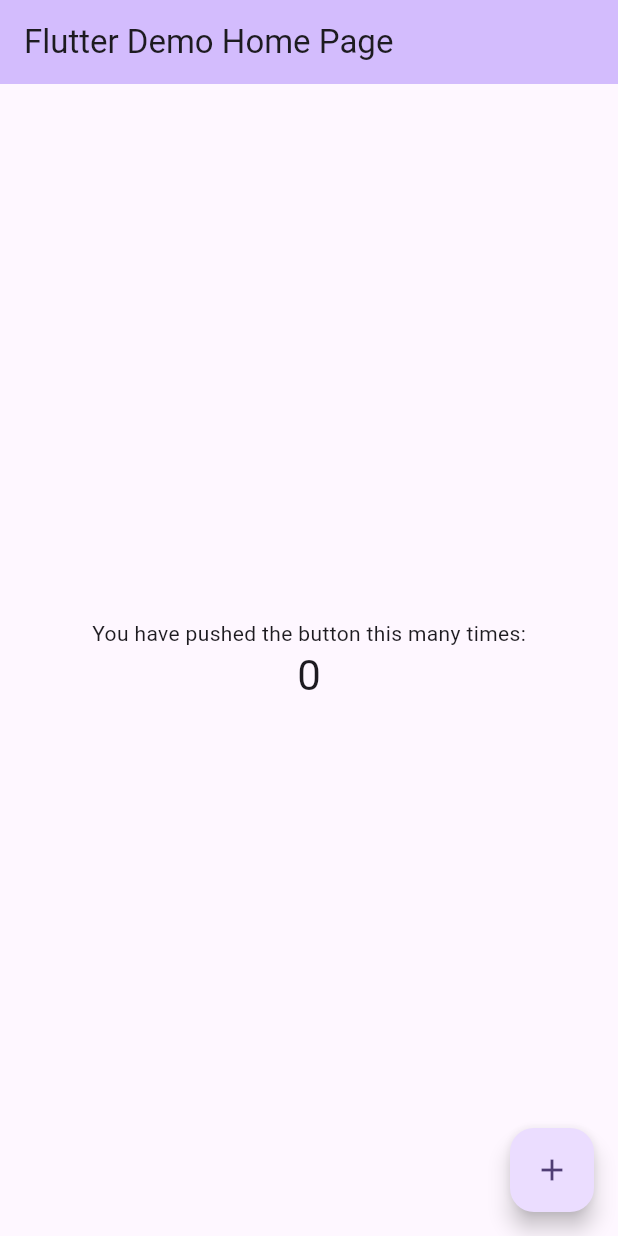
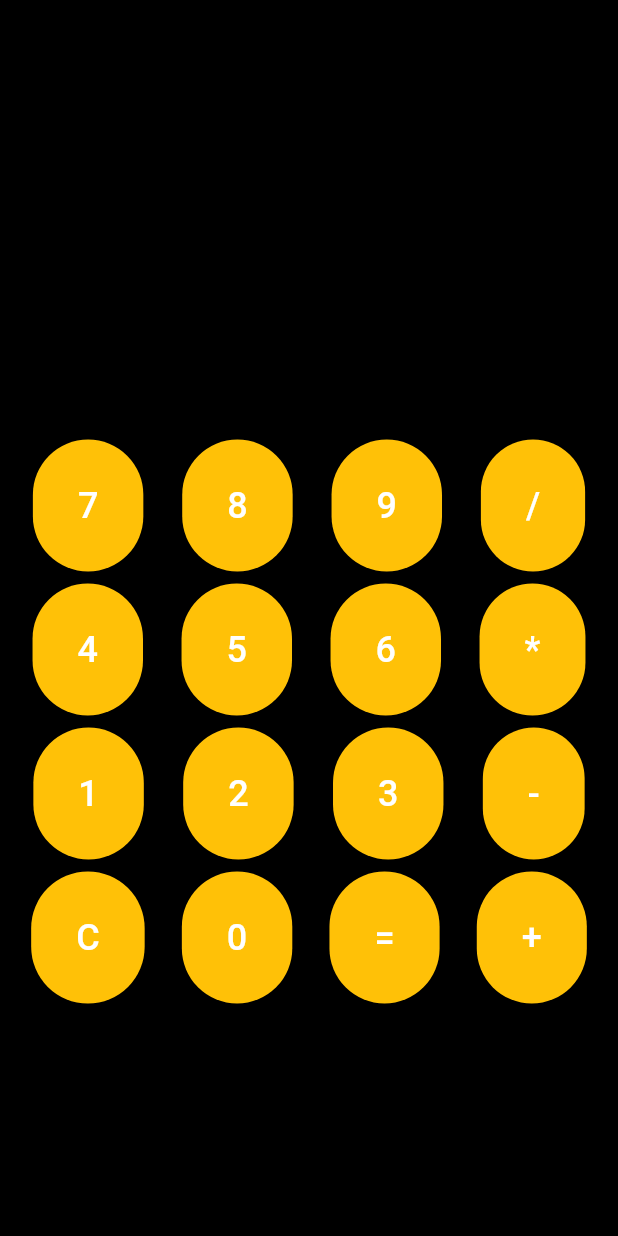
Before and after one commit to dddjaeyoondev/Calculator, a Flutter app: the screen it shows after launch, on a phone screen of 412 x 824 dp. Run offline on Flutter 3.47's test engine with Material 2 defaults, Android fonts, the phone set to English and light mode, and no system bars; our stand-ins replace math_expressions.

Commit message:
일단 만들기
그냥 무지성으로 추가해버려....

```diff
--- a/simple_calculator/lib/main.dart
+++ b/simple_calculator/lib/main.dart
@@ -1,125 +1,144 @@
 import 'package:flutter/material.dart';
+import 'package:math_expressions/math_expressions.dart';
 
 void main() {
-  runApp(const MyApp());
+  runApp(const CalculatorApp());
 }
 
-class MyApp extends StatelessWidget {
-  const MyApp({super.key});
+class CalculatorApp extends StatelessWidget {
+  const CalculatorApp({super.key});
 
-  // This widget is the root of your application.
   @override
   Widget build(BuildContext context) {
     return MaterialApp(
-      title: 'Flutter Demo',
+      title: '계산기 앱',
       theme: ThemeData(
-        // This is the theme of your application.
-        //
-        // TRY THIS: Try running your application with "flutter run". You'll see
-        // the application has a blue toolbar. Then, without quitting the app,
-        // try changing the seedColor in the colorScheme below to Colors.green
-        // and then invoke "hot reload" (save your changes or press the "hot
-        // reload" button in a Flutter-supported IDE, or press "r" if you used
-        // the command line to start the app).
-        //
-        // Notice that the counter didn't reset back to zero; the application
-        // state is not lost during the reload. To reset the state, use hot
-        // restart instead.
-        //
-        // This works for code too, not just values: Most code changes can be
-        // tested with just a hot reload.
-        colorScheme: ColorScheme.fromSeed(seedColor: Colors.deepPurple),
-        useMaterial3: true,
+        primarySwatch: Colors.blue,
       ),
-      home: const MyHomePage(title: 'Flutter Demo Home Page'),
+      home: const CalculatorScreen(),
     );
   }
 }
 
-class MyHomePage extends StatefulWidget {
-  const MyHomePage({super.key, required this.title});
-
-  // This widget is the home page of your application. It is stateful, meaning
-  // that it has a State object (defined below) that contains fields that affect
-  // how it looks.
-
-  // This class is the configuration for the state. It holds the values (in this
-  // case the title) provided by the parent (in this case the App widget) and
-  // used by the build method of the State. Fields in a Widget subclass are
-  // always marked "final".
-
-  final String title;
+class CalculatorScreen extends StatefulWidget {
+  const CalculatorScreen({super.key});
 
   @override
-  State<MyHomePage> createState() => _MyHomePageState();
+  _CalculatorScreenState createState() => _CalculatorScreenState();
 }
 
-class _MyHomePageState extends State<MyHomePage> {
-  int _counter = 0;
+class _CalculatorScreenState extends State<CalculatorScreen> {
+  String _input = '';
 
-  void _incrementCounter() {
+  void _buttonPressed(String buttonText) {
     setState(() {
-      // This call to setState tells the Flutter framework that something has
-      // changed in this State, which causes it to rerun the build method below
-      // so that the display can reflect the updated values. If we changed
-      // _counter without calling setState(), then the build method would not be
-      // called again, and so nothing would appear to happen.
-      _counter++;
+      if (buttonText == '=') {
+        try {
+          Parser p = Parser();
+          Expression exp = p.parse(_input);
+          ContextModel cm = ContextModel();
+          _input = '${exp.evaluate(EvaluationType.REAL, cm)}';
+        } catch (e) {
+          _input = 'Error';
+        }
+      } else if (buttonText == 'C') {
+        _input = '';
+      } else {
+        _input += buttonText;
+      }
     });
   }
 
   @override
   Widget build(BuildContext context) {
-    // This method is rerun every time setState is called, for instance as done
-    // by the _incrementCounter method above.
-    //
-    // The Flutter framework has been optimized to make rerunning build methods
-    // fast, so that you can just rebuild anything that needs updating rather
-    // than having to individually change instances of widgets.
     return Scaffold(
-      appBar: AppBar(
-        // TRY THIS: Try changing the color here to a specific color (to
-        // Colors.amber, perhaps?) and trigger a hot reload to see the AppBar
-        // change color while the other colors stay the same.
-        backgroundColor: Theme.of(context).colorScheme.inversePrimary,
-        // Here we take the value from the MyHomePage object that was created by
-        // the App.build method, and use it to set our appbar title.
-        title: Text(widget.title),
-      ),
-      body: Center(
-        // Center is a layout widget. It takes a single child and positions it
-        // in the middle of the parent.
+      body: Container(
+        color: Colors.black, // 배경색을 검정색으로 변경
         child: Column(
-          // Column is also a layout widget. It takes a list of children and
-          // arranges them vertically. By default, it sizes itself to fit its
-          // children horizontally, and tries to be as tall as its parent.
-          //
-          // Column has various properties to control how it sizes itself and
-          // how it positions its children. Here we use mainAxisAlignment to
-          // center the children vertically; the main axis here is the vertical
-          // axis because Columns are vertical (the cross axis would be
-          // horizontal).
-          //
-          // TRY THIS: Invoke "debug painting" (choose the "Toggle Debug Paint"
-          // action in the IDE, or press "p" in the console), to see the
-          // wireframe for each widget.
           mainAxisAlignment: MainAxisAlignment.center,
           children: <Widget>[
-            const Text(
-              'You have pushed the button this many times:',
+            Container(
+              child: Container(
+                padding:
+                    const EdgeInsets.symmetric(vertical: 24, horizontal: 16),
+                alignment: Alignment.bottomRight,
+                child: Text(
+                  _input,
+                  style: const TextStyle(
+                      fontSize: 60,
+                      color: Colors.white,
+                      fontWeight: FontWeight.w300),
+                ),
+              ),
             ),
-            Text(
-              '$_counter',
-              style: Theme.of(context).textTheme.headlineMedium,
+            const Divider(
+              height: 20,
+            ),
+            Container(
+              child: Column(
+                children: [
+                  Row(
+                    mainAxisAlignment: MainAxisAlignment.spaceEvenly,
+                    children: [
+                      _buildButton('7'),
+                      _buildButton('8'),
+                      _buildButton('9'),
+                      _buildButton('/'),
+                    ],
+                  ),
+                  Row(
+                    mainAxisAlignment: MainAxisAlignment.spaceEvenly,
+                    children: [
+                      _buildButton('4'),
+                      _buildButton('5'),
+                      _buildButton('6'),
+                      _buildButton('*'),
+                    ],
+                  ),
+                  Row(
+                    mainAxisAlignment: MainAxisAlignment.spaceEvenly,
+                    children: [
+                      _buildButton('1'),
+                      _buildButton('2'),
+                      _buildButton('3'),
+                      _buildButton('-'),
+                    ],
+                  ),
+                  Row(
+                    mainAxisAlignment: MainAxisAlignment.spaceEvenly,
+                    children: [
+                      _buildButton('C'),
+                      _buildButton('0'),
+                      _buildButton('='),
+                      _buildButton('+'),
+                    ],
+                  ),
+                ],
+              ),
             ),
           ],
         ),
       ),
-      floatingActionButton: FloatingActionButton(
-        onPressed: _incrementCounter,
-        tooltip: 'Increment',
-        child: const Icon(Icons.add),
-      ), // This trailing comma makes auto-formatting nicer for build methods.
+    );
+  }
+
+  Widget _buildButton(String buttonText) {
+    return Container(
+      margin: const EdgeInsets.all(4),
+      child: ElevatedButton(
+        onPressed: () => _buttonPressed(buttonText),
+        style: ElevatedButton.styleFrom(
+          padding: const EdgeInsets.all(30),
+          backgroundColor: Colors.amber,
+          shape: RoundedRectangleBorder(
+            borderRadius: BorderRadius.circular(100), // 버튼을 둥글게 만듭니다.
+          ),
+        ),
+        child: Text(
+          buttonText,
+          style: const TextStyle(fontSize: 24),
+        ),
+      ),
     );
   }
 }
--- a/simple_calculator/pubspec.yaml
+++ b/simple_calculator/pubspec.yaml
@@ -39,6 +39,7 @@ dependencies:
 dev_dependencies:
   flutter_test:
     sdk: flutter
+  math_expressions: ^2.0.2
 
   # The "flutter_lints" package below contains a set of recommended lints to
   # encourage good coding practices. The lint set provided by the package is
```
Also changed, not shown: simple_calculator/pubspec.lock, 1 other file.
